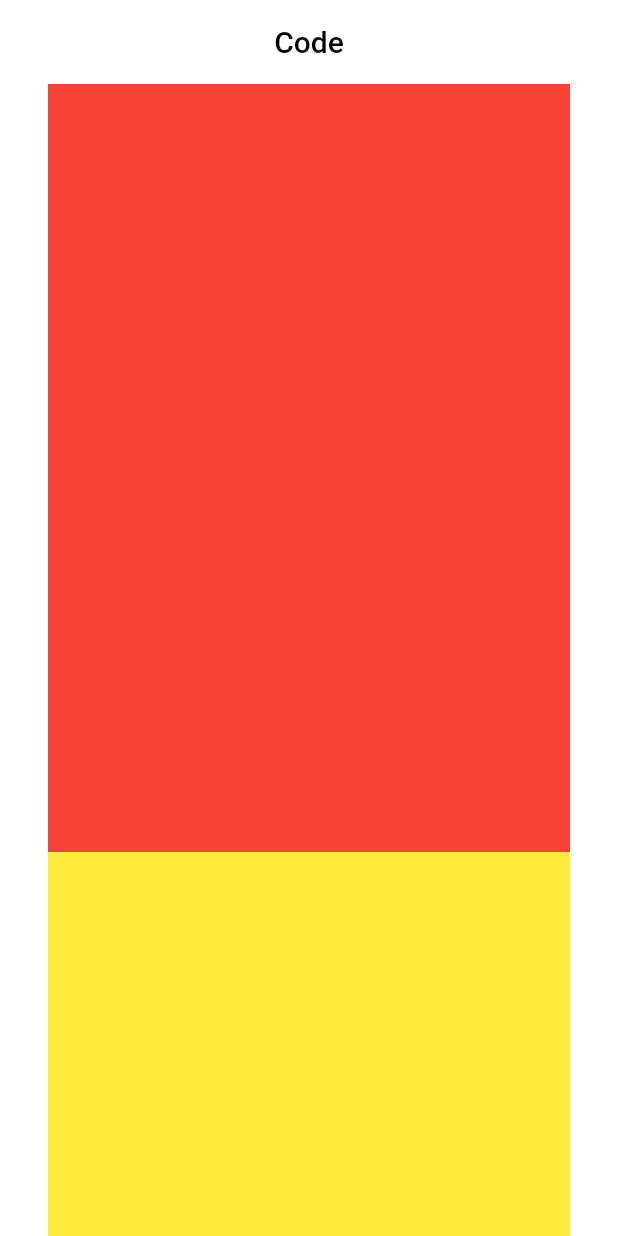
After one commit to maelfosso/andi-taxi-mobile-app, a Flutter app: the SignCode screen opened directly, on a phone screen of 412 x 824 dp. The commit adds this screen. Run offline on Flutter 3.47's test engine with Material 2 defaults, Android fonts, the phone set to English and light mode, and no system bars.

Commit message:
put the scaffold of the ui

```diff
--- /dev/null
+++ b/lib/ui/sign_code.dart
@@ -0,0 +1,55 @@
+import 'package:flutter/cupertino.dart';
+import 'package:flutter/material.dart';
+
+class SignCode extends StatefulWidget {
+  @override
+  _SignCode createState() => _SignCode();
+}
+
+class _SignCode extends State<SignCode> {
+
+  Widget _buildCodeUI() {
+    return Expanded(
+      flex: 2,
+      child: Container(
+        color: Colors.red,
+      )
+    );
+  }
+
+  Widget _buildKeyboard() {
+    return Expanded(
+      flex: 1,
+      child: Container(
+        color: Colors.yellow
+      )
+    );
+  }
+
+  @override
+  Widget build(BuildContext context) {
+    return Scaffold(
+      appBar: AppBar(
+        centerTitle: true,
+        backgroundColor: Colors.white,
+        elevation: 0.0,
+        title: Text(
+          "Code",
+          style: TextStyle(
+            color: Colors.black
+          ),
+        )
+      ),
+      body: Container(
+        color: Colors.white,
+        padding: EdgeInsets.symmetric(horizontal: 32.0),
+        child: Column(
+          children: [
+            _buildCodeUI(),
+            _buildKeyboard()
+          ],
+        )
+      ),
+    );
+  }
+}
--- a/lib/ui/signup.dart
+++ b/lib/ui/signup.dart
@@ -19,7 +19,7 @@ class _SignUpState extends State<SignUp> {
     });
   }
 
-  _buildBody(BuildContext context) {
+  _buildBody() {
     return Expanded(
       flex: 1,
       child: Container(
@@ -230,7 +230,7 @@ class _SignUpState extends State<SignUp> {
         padding: EdgeInsets.symmetric(horizontal: 32.0),
         child: Column(
           children: [
-            _buildBody(context),
+            _buildBody(),
             _buildFooter()
           ],
         )
```
